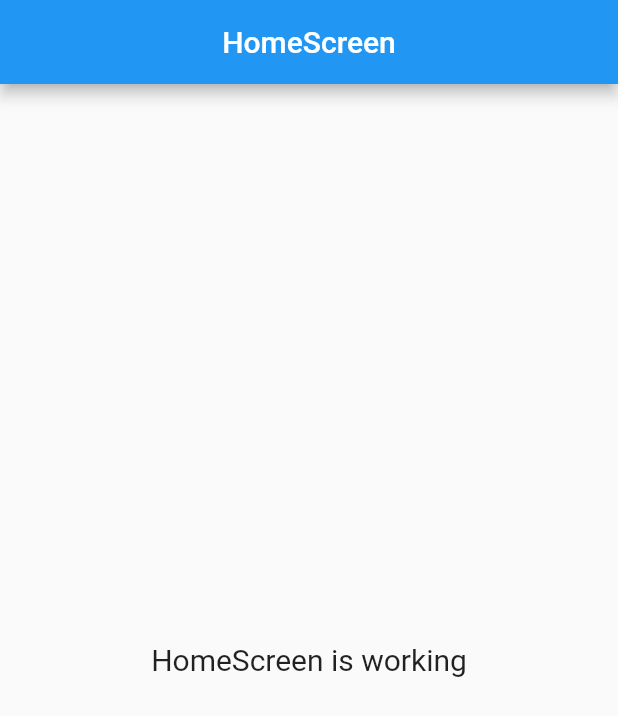
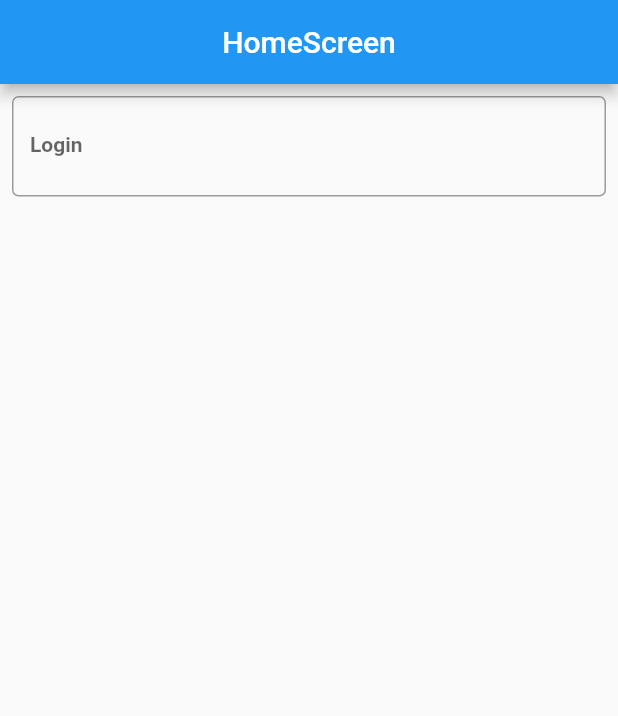
Before and after one commit to congfandi/booking_app, a Flutter app: the screen it shows after launch, on a phone screen of 412 x 824 dp. Shown: the top 716 px of the screen. Run offline on Flutter 3.47's test engine with Material 2 defaults, Android fonts, the phone set to English and light mode, and no system bars; our stand-ins replace flutter_screenutil, get; statements that could not run were skipped.

Commit message:
WIP : create app input component

```diff
--- a/lib/infrastructure/theme/size.styles.dart
+++ b/lib/infrastructure/theme/size.styles.dart
@@ -1,90 +1,92 @@
 import 'package:flutter_screenutil/flutter_screenutil.dart';
 
 class SizeStyles {
+  SizeStyles._();
+
   // FONT SIZE
-  double get h0 => 72.0.sp;
+  static  double get h0 => 72.0.sp;
 
-  double get h1 => 56.0.sp;
+  static  double get h1 => 56.0.sp;
 
-  double get h2 => 40.0.sp;
+  static  double get h2 => 40.0.sp;
 
-  double get h3 => 32.0.sp;
+  static  double get h3 => 32.0.sp;
 
-  double get h4 => 24.0.sp;
+  static  double get h4 => 24.0.sp;
 
-  double get h5 => 20.0.sp;
+  static  double get h5 => 20.0.sp;
 
-  double get paragraphLarge => 16.0.sp;
+  static  double get paragraphLarge => 16.0.sp;
 
-  double get paragraphMedium => 14.0.sp;
+  static  double get paragraphMedium => 14.0.sp;
 
-  double get paragraphSmall => 12.0.sp;
+  static  double get paragraphSmall => 12.0.sp;
 
-  double get buttonLarge => 24.0.sp;
+  static  double get buttonLarge => 24.0.sp;
 
-  double get buttonMedium => 14.0.sp;
+  static  double get buttonMedium => 14.0.sp;
 
-  double get buttonSmall => 12.0.sp;
+  static  double get buttonSmall => 12.0.sp;
 
   //WIDTH CONFIG
-  double get width2 => 2.0.w;
+  static  double get width2 => 2.0.w;
 
-  double get width4 => 4.0.w;
+  static  double get width4 => 4.0.w;
 
-  double get width6 => 6.0.w;
+  static  double get width6 => 6.0.w;
 
-  double get width8 => 8.0.w;
+  static  double get width8 => 8.0.w;
 
-  double get width10 => 10.0.w;
+  static  double get width10 => 10.0.w;
 
-  double get width12 => 12.0.w;
+  static  double get width12 => 12.0.w;
 
-  double get width14 => 14.0.w;
+  static  double get width14 => 14.0.w;
 
-  double get width16 => 16.0.w;
+  static  double get width16 => 16.0.w;
 
-  double get width18 => 18.0.w;
+  static  double get width18 => 18.0.w;
 
-  double get width20 => 20.0.w;
+  static  double get width20 => 20.0.w;
 
-  double get width22 => 22.0.w;
+  static  double get width22 => 22.0.w;
 
-  double get width24 => 24.0.w;
+  static  double get width24 => 24.0.w;
 
-  double get width26 => 26.0.w;
+  static  double get width26 => 26.0.w;
 
-  double get width28 => 28.0.w;
+  static  double get width28 => 28.0.w;
 
-  double get width30 => 30.0.w;
+  static  double get width30 => 30.0.w;
 
   // HEIGHT CONFIG
-  double get height2 => 2.0.h;
+  static  double get height2 => 2.0.h;
 
-  double get height4 => 4.0.h;
+  static  double get height4 => 4.0.h;
 
-  double get height6 => 6.0.h;
+  static  double get height6 => 6.0.h;
 
-  double get height8 => 8.0.h;
+  static  double get height8 => 8.0.h;
 
-  double get height10 => 10.0.h;
+  static  double get height10 => 10.0.h;
 
-  double get height12 => 12.0.h;
+  static  double get height12 => 12.0.h;
 
-  double get height14 => 14.0.h;
+  static  double get height14 => 14.0.h;
 
-  double get height16 => 16.0.h;
+  static  double get height16 => 16.0.h;
 
-  double get height18 => 18.0.h;
+  static  double get height18 => 18.0.h;
 
-  double get height20 => 20.0.h;
+  static  double get height20 => 20.0.h;
 
-  double get height22 => 22.0.h;
+  static  double get height22 => 22.0.h;
 
-  double get height24 => 24.0.h;
+  static  double get height24 => 24.0.h;
 
-  double get height26 => 26.0.h;
+  static  double get height26 => 26.0.h;
 
-  double get height28 => 28.0.h;
+  static  double get height28 => 28.0.h;
 
-  double get height30 => 30.0.h;
+  static  double get height30 => 30.0.h;
 }
--- a/lib/infrastructure/theme/text.styles.dart
+++ b/lib/infrastructure/theme/text.styles.dart
@@ -34,10 +34,10 @@ class TextStyles {
   static const TextStyle paragraphSmallBold = TextStyle(
       fontWeight: FontWeight.w700, fontSize: 12, fontStyle: FontStyle.normal);
 
-  static const TextStyle buttonLarge = TextStyle(
+  static const TextStyle componentsLarge = TextStyle(
       fontWeight: FontWeight.w600, fontSize: 24, fontStyle: FontStyle.normal);
-  static const TextStyle buttonMedium = TextStyle(
+  static const TextStyle componentsMedium = TextStyle(
       fontWeight: FontWeight.w600, fontSize: 14, fontStyle: FontStyle.normal);
-  static const TextStyle buttonSmall = TextStyle(
+  static const TextStyle componentsSmall = TextStyle(
       fontWeight: FontWeight.w600, fontSize: 12, fontStyle: FontStyle.normal);
 }
--- /dev/null
+++ b/lib/infrastructure/widgets/app.input.dart
@@ -0,0 +1,31 @@
+import 'package:booking_app/infrastructure/theme/theme.dart';
+import 'package:flutter/material.dart';
+
+class AppInput extends StatelessWidget {
+  const AppInput({Key? key, required this.label, this.controller,this.suffix})
+      : super(key: key);
+  final String label;
+  final TextEditingController? controller;
+  final Widget? suffix;
+  @override
+  Widget build(BuildContext context) {
+    return SizedBox(
+      height: SizeStyles.height40,
+      child: TextFormField(
+        controller: controller,
+        decoration: InputDecoration(
+          border: OutlineInputBorder(
+            borderRadius: BorderRadius.circular(SizeStyles.width4),
+            borderSide: BorderSide(
+              color: ColourStyles.ink["03"]!,
+              width: SizeStyles.width2,
+            ),
+          ),
+          labelText: label,
+          suffix: suffix,
+        ),
+        style: TextStyles.componentsMedium,
+      ),
+    );
+  }
+}
--- a/lib/presentation/home/home.screen.dart
+++ b/lib/presentation/home/home.screen.dart
@@ -1,3 +1,4 @@
+import 'package:booking_app/infrastructure/widgets/app.input.dart';
 import 'package:flutter/material.dart';
 
 import 'package:get/get.dart';
@@ -5,6 +6,8 @@ import 'package:get/get.dart';
 import 'controllers/home.controller.dart';
 
 class HomeScreen extends GetView<HomeController> {
+  const HomeScreen({Key? key}) : super(key: key);
+
   @override
   Widget build(BuildContext context) {
     return Scaffold(
@@ -12,10 +15,15 @@ class HomeScreen extends GetView<HomeController> {
         title: Text('HomeScreen'),
         centerTitle: true,
       ),
-      body: Center(
-        child: Text(
-          'HomeScreen is working',
-          style: TextStyle(fontSize: 20),
+      body: Padding(
+        padding: const EdgeInsets.all(8.0),
+        child: Column(
+          children: const [
+            AppInput(
+              label: 'Login',
+              suffix: Icon(Icons.person),
+            ),
+          ],
         ),
       ),
     );
```
Also changed, not shown: lib/infrastructure/widgets/widget.dart (added).
